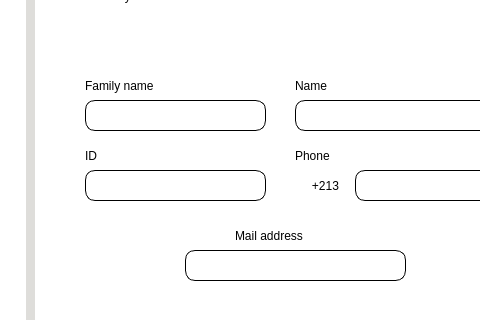
This is Library Management/Windows_Ui/Assets/Ui/myacc.ui in mohammedyazid/Library as Qt 5 draws it before an edit; both pictures show x 555 to 1035 and y 180 to 500 of the 1128 by 629 pixel window. The edited form follows.
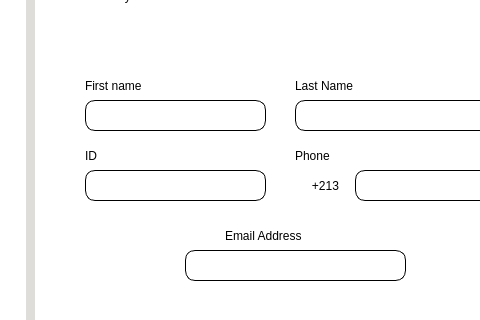
This is the edited form. Icons and pictures are not drawn.

Patch:
```diff
--- a/Library Management/Windows_Ui/Assets/Ui/myacc.ui
+++ b/Library Management/Windows_Ui/Assets/Ui/myacc.ui
@@ -653,7 +653,7 @@
       <rect>
        <x>260</x>
        <y>120</y>
-       <width>91</width>
+       <width>101</width>
        <height>31</height>
       </rect>
      </property>
@@ -661,7 +661,7 @@
       <string notr="true">font: 75 16pt &quot;Ubuntu&quot;;</string>
      </property>
      <property name="text">
-      <string>Name</string>
+      <string>Last Name</string>
      </property>
     </widget>
     <widget class="QLabel" name="label33">
@@ -699,9 +699,9 @@
     <widget class="QLabel" name="label35">
      <property name="geometry">
       <rect>
-       <x>200</x>
+       <x>190</x>
        <y>270</y>
-       <width>121</width>
+       <width>131</width>
        <height>31</height>
       </rect>
      </property>
@@ -709,7 +709,7 @@
       <string notr="true">font: 75 16pt &quot;Ubuntu&quot;;</string>
      </property>
      <property name="text">
-      <string>Mail address</string>
+      <string>Email Address</string>
      </property>
     </widget>
     <widget class="QLabel" name="label30">
@@ -744,7 +744,7 @@
 background-color: rgba(28, 113, 216, 0);</string>
      </property>
      <property name="text">
-      <string>Family name</string>
+      <string>First name</string>
      </property>
     </widget>
     <widget class="QPushButton" name="pushButton_11">
```
Left out of the diff: 26 changed lines with no effect on the pictures.
